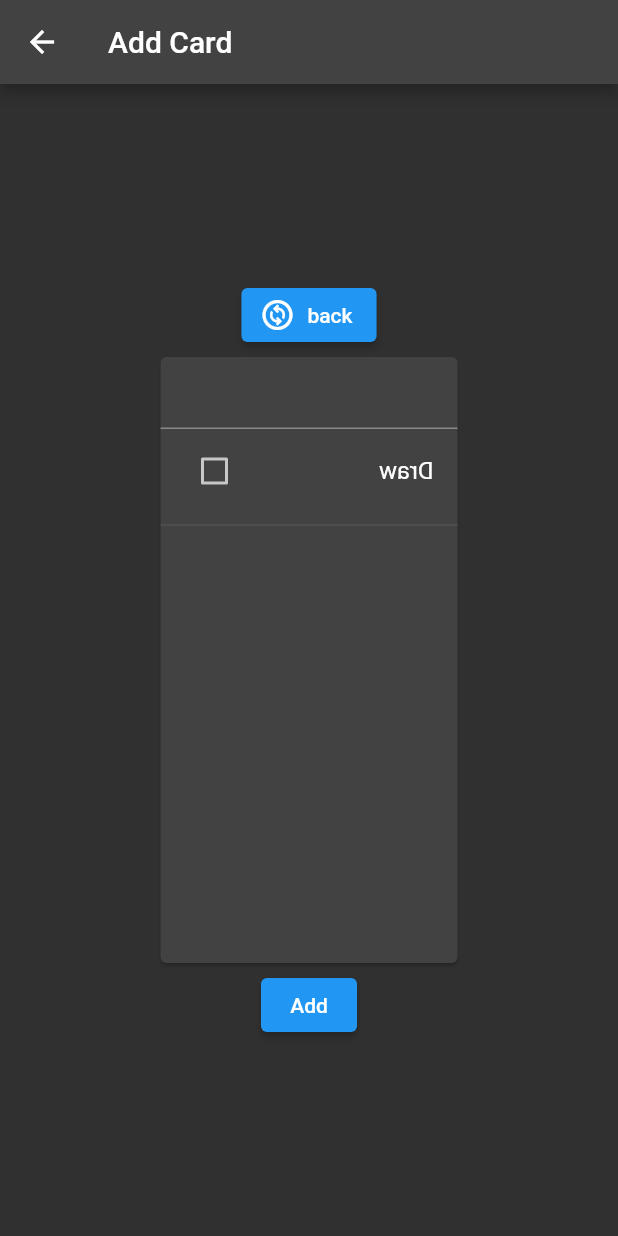
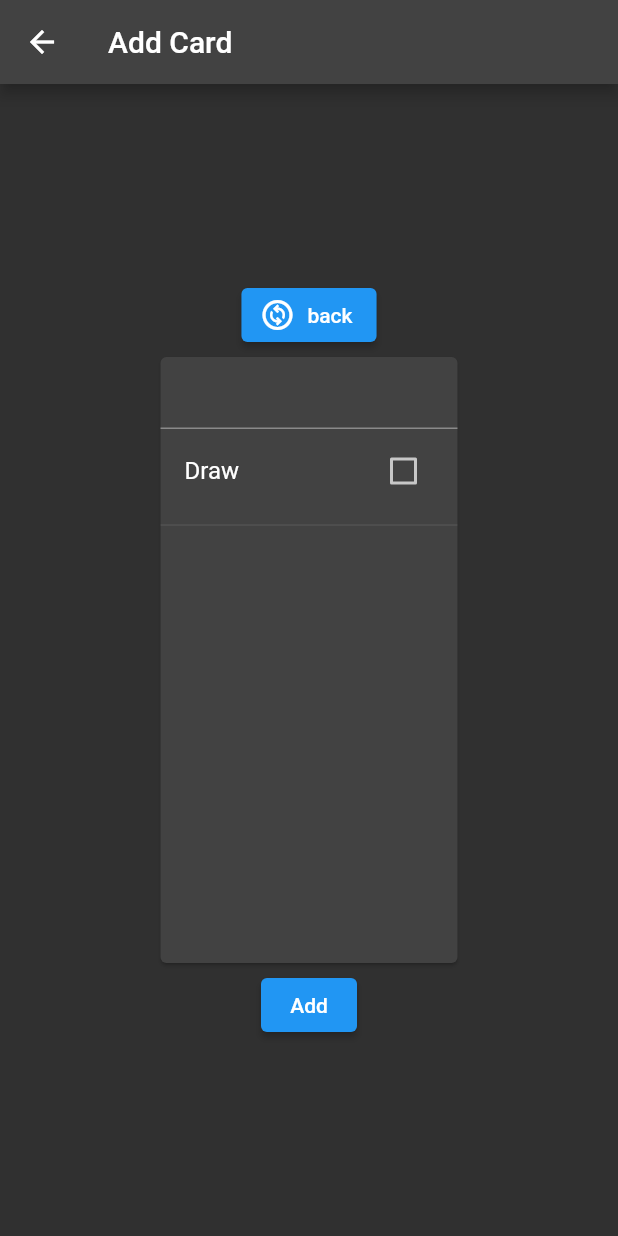
Before and after one commit to tobiaszorzetto/study-cards, a Flutter app: the AddCardPage screen opened directly with empty values, after a tap on "front", on a phone screen of 412 x 824 dp. Run offline on Flutter 3.47's test engine with Material 2 defaults, Android fonts, the phone set to English and light mode, and no system bars; drawn by our look-alikes of flip_card; missing offline and left inert: scribble.

Commit message:
change flip animation in add card

```diff
--- a/study_cards/lib/components/add_card_related/change_card_side_button.dart
+++ b/study_cards/lib/components/add_card_related/change_card_side_button.dart
@@ -4,18 +4,23 @@ import 'package:flutter/src/widgets/placeholder.dart';
 
 import '../../controllers/add_card_controller.dart';
 
-class ChangeCardSideButton extends StatelessWidget {
+class ChangeCardSideButton extends StatefulWidget {
   AddCardController controller;
   ChangeCardSideButton({super.key, required this.controller});
 
   @override
+  State<ChangeCardSideButton> createState() => _ChangeCardSideButtonState();
+}
+
+class _ChangeCardSideButtonState extends State<ChangeCardSideButton> {
+  @override
   Widget build(BuildContext context) {
     return ElevatedButton.icon(
-        onPressed: () {
-          controller.changeCardSide();
-        },
+        onPressed: () => setState(() {
+          widget.controller.changeCardSide();
+        }),
         icon: const Icon(Icons.change_circle_outlined),
-        label: controller.animationStatus == AnimationStatus.dismissed
+        label: widget.controller.showFrontSide
             ? const Text("front")
             : const Text("back"));
   }
--- a/study_cards/lib/components/add_card_related/show_card.dart
+++ b/study_cards/lib/components/add_card_related/show_card.dart
@@ -1,5 +1,6 @@
 import 'dart:math';
 
+import 'package:flip_card/flip_card.dart';
 import 'package:flutter/material.dart';
 import 'package:scribble/scribble.dart';
 import '../../controllers/add_card_controller.dart';
@@ -23,19 +24,16 @@ class ShowCard extends StatelessWidget {
     return SizedBox(
       height: MediaQuery.of(context).size.height / 2,
       width: MediaQuery.of(context).size.width / 2,
-      child: Transform(
-        alignment: FractionalOffset.center,
-        transform: Matrix4.identity()
-          ..setEntry(2, 1, 0.0015)
-          ..rotateY(pi * controller.animation.value),
-        child: controller.animation.value <= 0.5
-            ? CardFront(
+      child: FlipCard(
+        controller: controller.flipCardController,
+        flipOnTouch: false,
+        front: CardFront(
                     controller: controller,
                     allowShowingImage: allowShowingImage,
                     alternateEraser: alternateEraser,
                     changeStroke: changeStroke,
-              )
-            : CardBack(
+                  ),
+        back: CardBack(
                     controller: controller,
                     allowShowingImage: allowShowingImage,
                     alternateEraser: alternateEraser,
--- a/study_cards/lib/controllers/add_card_controller.dart
+++ b/study_cards/lib/controllers/add_card_controller.dart
@@ -1,6 +1,7 @@
 import 'dart:io';
 import 'dart:typed_data';
 
+import 'package:flip_card/flip_card_controller.dart';
 import 'package:flutter/cupertino.dart';
 import 'package:flutter/material.dart';
 import 'package:scribble/scribble.dart';
@@ -38,6 +39,8 @@ class AddCardController{
 
   bool createCardValidated = true;
 
+  FlipCardController flipCardController = FlipCardController();
+
   AddCardController(this.folder);
 
   bool validateCard(){
@@ -49,15 +52,10 @@ class AddCardController{
     return true;
   }
 
-  void changeCardSide(){
+  Future<void> changeCardSide() async{
     updateImage();
-    if (animationStatus == AnimationStatus.dismissed) {
-      showFrontSide = false;
-      animationController.forward();
-    } else {
-      showFrontSide = true;
-      animationController.reverse();
-    }
+    await flipCardController.toggleCard();
+    showFrontSide = !showFrontSide;
   }
 
   Future<void> updateImage() async{
@@ -76,11 +74,11 @@ class AddCardController{
     await updateImage();
 
     if(imageFront != null && showImageFront){
-      File fileFront = File("${FileManager.instance.getFolderImagePath(folder)}\\${frontTextController.text}0");
+      File fileFront = File("${FileManager.instance.getFolderImagePath(folder)}\\${frontTextController.text.replaceAll(RegExp('[^A-Za-z0-9]'), '')}0");
       fileFront.writeAsBytes(imageFront!.buffer.asUint8List());
     }
     if(imageBack != null && showImageBack){
-      File fileBack = File("${FileManager.instance.getFolderImagePath(folder)}\\${frontTextController.text}1");
+      File fileBack = File("${FileManager.instance.getFolderImagePath(folder)}\\${frontTextController.text.replaceAll(RegExp('[^A-Za-z0-9]'), '')}1");
       fileBack.writeAsBytes(imageBack!.buffer.asUint8List());
     }
 
--- a/study_cards/lib/controllers/folder_controller.dart
+++ b/study_cards/lib/controllers/folder_controller.dart
@@ -67,8 +67,8 @@ class FolderController{
 
   Future<void> _deleteImages(CardModel card, FolderModel folder) async{
     String folderPath = FileManager.instance.getFolderImagePath(folder);
-    File file0 = File("$folderPath\\${card.frontDescription}0");
-    File file1 = File("$folderPath\\${card.frontDescription}1");
+    File file0 = File("$folderPath\\${card.frontDescription.replaceAll(RegExp('[^A-Za-z0-9]'), '')}0");
+    File file1 = File("$folderPath\\${card.frontDescription.replaceAll(RegExp('[^A-Za-z0-9]'), '')}1");
     if(await file0.exists()){
       file0.delete();
     }
@@ -115,9 +115,9 @@ class FolderController{
 
   Future<void> prepareImages(CardModel card) async {
     String folderPath = FileManager.instance.getFolderImagePath(folder);
-    frontCardFile = File("$folderPath\\${card.frontDescription}0");
+    frontCardFile = File("$folderPath\\${card.frontDescription.replaceAll(RegExp('[^A-Za-z0-9]'), '')}0");
     frontCardExists = await frontCardFile.exists();
-    backCardFile = File("$folderPath\\${card.frontDescription}1");
+    backCardFile = File("$folderPath\\${card.frontDescription.replaceAll(RegExp('[^A-Za-z0-9]'), '')}1");
     backCardExists = await backCardFile.exists();
   }
 
--- a/study_cards/pubspec.yaml
+++ b/study_cards/pubspec.yaml
@@ -7,6 +7,7 @@ environment:
   sdk: '>=2.19.1 <4.0.0'
 
 dependencies:
+  flip_card: ^0.7.0
   flutter:
     sdk: flutter
   flutter_spinbox: ^0.12.0
```
Also changed, not shown: study_cards/pubspec.lock. Lines whose indentation alone changed are shown as unchanged.
